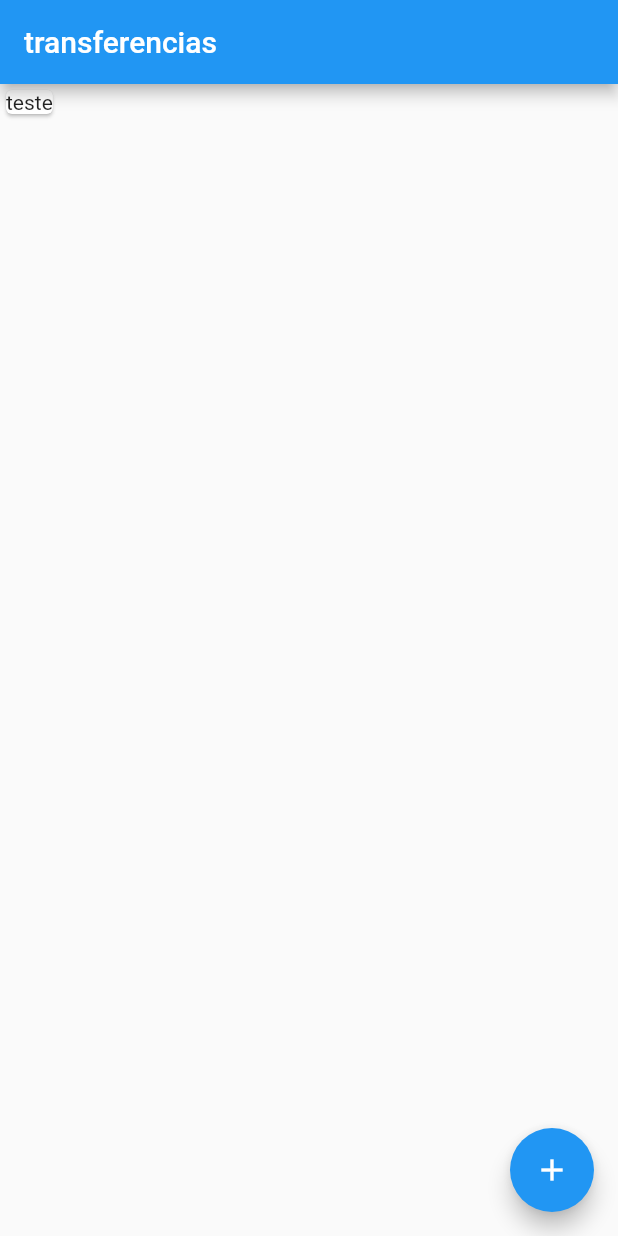
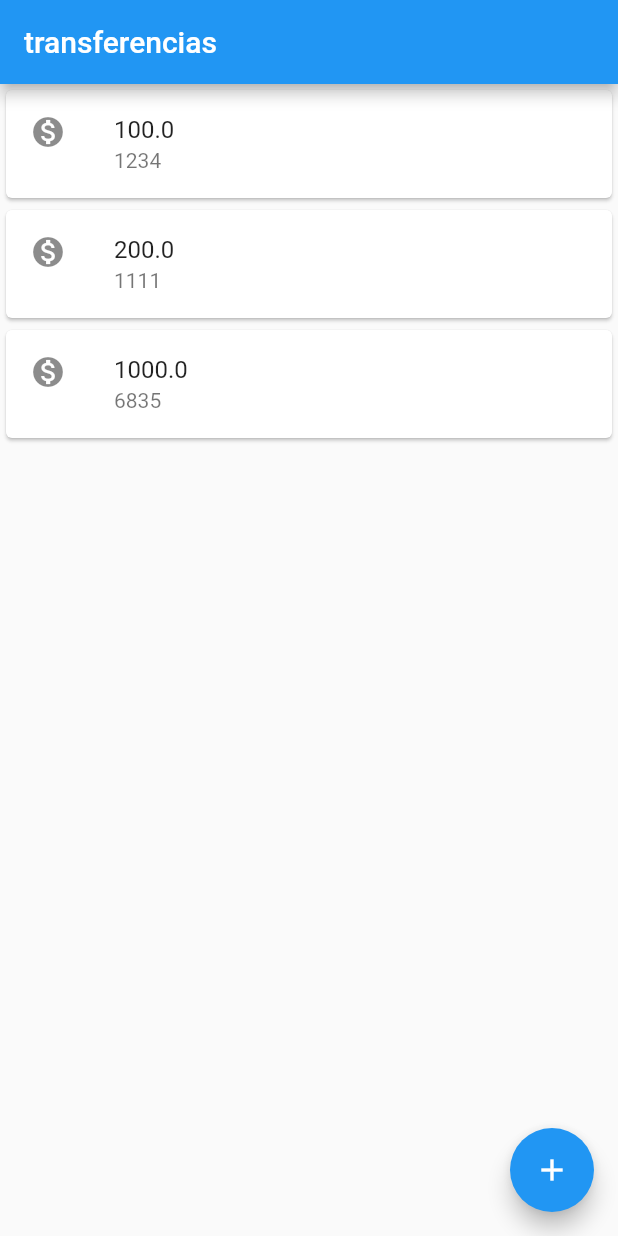
Before and after one commit to samarasilva18/ProjetoFlutter, a Flutter app: the screen it shows after launch, on a phone screen of 412 x 824 dp. Run offline on Flutter 3.47's test engine with Material 2 defaults, Android fonts, the phone set to English and light mode, and no system bars.

Commit message:
Aula do dia 21\05

```diff
--- a/bank/lib/main.dart
+++ b/bank/lib/main.dart
@@ -3,15 +3,50 @@ import 'package:flutter/material.dart';
 void main() => runApp(
   MaterialApp(
   home: Scaffold(
-    body: Card(
-      child: Text('teste'),
-      ),
+    body: ListaTransferencia(),
     appBar: AppBar(
       title: Text('transferencias'),
     ),
-    floatingActionButton: FloatingActionButton(child: Icon(Icons.add),
+    floatingActionButton: FloatingActionButton(
+      child: Icon(Icons.add),
     onPressed: () {},
     ),
     ),
   ),
 );
+
+class Transferencia {
+  final double valor;
+  final int numeroConta;
+
+  Transferencia(this.valor, this.numeroConta);
+}
+
+class ItemTransferencia extends StatelessWidget {
+  final Transferencia _transferencia;
+
+  ItemTransferencia(this._transferencia);
+
+  @override
+  Widget build(BuildContext context) {
+    return Card(
+      child: ListTile(
+        leading: Icon(Icons.monetization_on),
+        title: Text(_transferencia.valor.toString()),
+        subtitle: Text(_transferencia.numeroConta.toString()),
+      ),
+    );
+  }
+}
+
+class ListaTransferencia extends StatelessWidget {
+  @override
+  Widget build(BuildContext context) {
+    return Column(children: [
+      ItemTransferencia(Transferencia(100, 1234)),
+      ItemTransferencia(Transferencia(200, 1111)),
+      ItemTransferencia(Transferencia(1000, 6843-8)),
+    ],
+    );
+  }
+}
```
